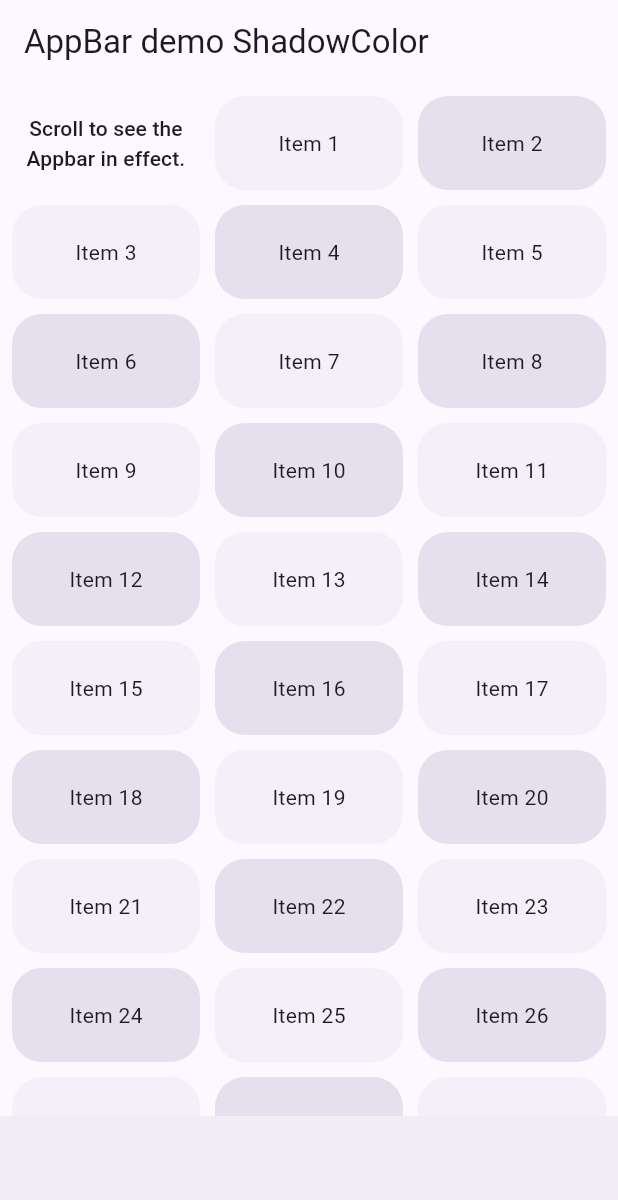
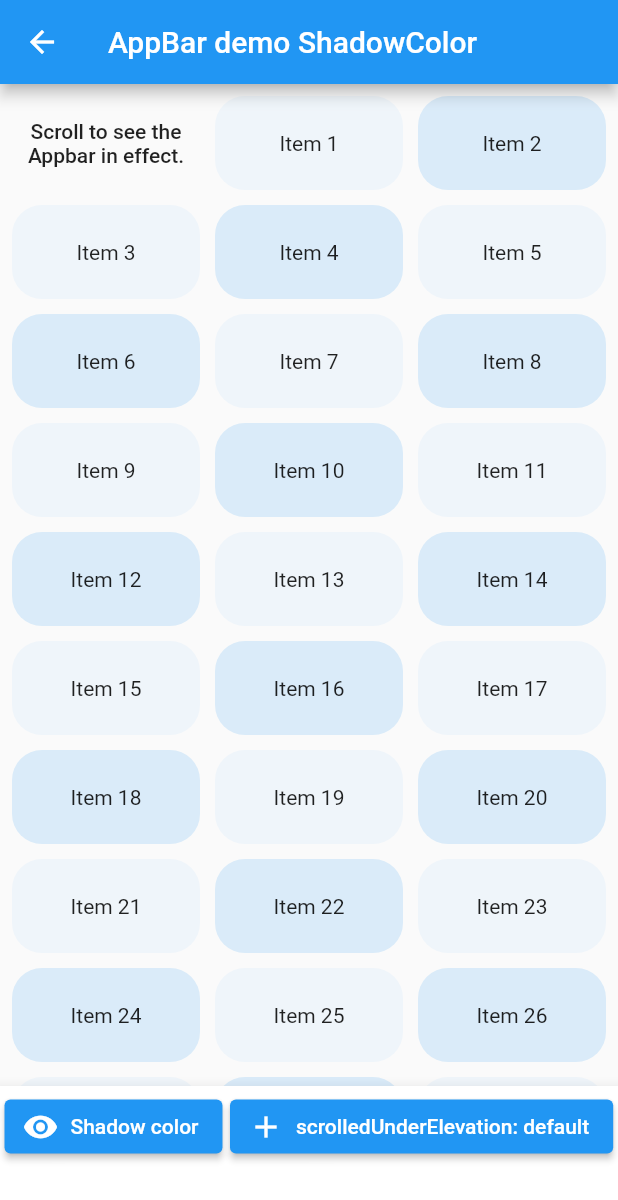
Before and after one commit to khanh-kk/Flutter_AppBar, a Flutter app: the MyAppBar2 screen opened directly, on a phone screen of 412 x 824 dp. Shown: the top 1200 px of the screen. Run offline on Flutter 3.47's test engine with Material 2 defaults, Android fonts, the phone set to English and light mode, and no system bars.

```diff
--- a/lib/app_bar_ex2.dart
+++ b/lib/app_bar_ex2.dart
@@ -16,9 +16,9 @@ class _MyAppBar2State extends State<MyAppBar2> {
   double? _scrolledUnderElevator;
   @override
   Widget build(BuildContext context) {
-    final ColorScheme _colorScheme = Theme.of(context).colorScheme;
-    final Color _oddItemColor = _colorScheme.primary.withOpacity(0.05);
-    final Color _evenItemColor = _colorScheme.primary.withOpacity(0.15);
+    final ColorScheme colorScheme = Theme.of(context).colorScheme;
+    final Color oddItemColor = colorScheme.primary.withOpacity(0.05);
+    final Color evenItemColor = colorScheme.primary.withOpacity(0.15);
 
     return Scaffold(
       appBar: AppBar(
@@ -50,14 +50,53 @@ class _MyAppBar2State extends State<MyAppBar2> {
             alignment: Alignment.center,
             decoration: BoxDecoration(
               borderRadius: BorderRadius.circular(20.0),
-              color: _items[index].isOdd ? _oddItemColor : _evenItemColor,
+              color: _items[index].isOdd ? oddItemColor : evenItemColor,
             ),
             child: Text('Item $index'),
           );
         },
       ),
       bottomNavigationBar: BottomAppBar(
-        child: OverflowBar(),
+        height: 100,
+        child: Padding(
+          padding: const EdgeInsets.all(3.0),
+          child: OverflowBar(
+            overflowAlignment: OverflowBarAlignment.center,
+            // alignment: MainAxisAlignment.center,
+            overflowSpacing: 5.0,
+            children: [
+              ElevatedButton.icon(
+                onPressed: () {
+                  setState(() {
+                    _shadowColor = !_shadowColor;
+                  });
+                },
+                icon: Icon(
+                    _shadowColor ? Icons.visibility_off : Icons.visibility),
+                label: const Text('Shadow color'),
+              ),
+              const SizedBox(
+                width: 5.0,
+              ),
+              ElevatedButton.icon(
+                onPressed: () {
+                  if (_scrolledUnderElevator == null) {
+                    setState(() {
+                      _scrolledUnderElevator = 4.0;
+                    });
+                  } else {
+                    setState(() {
+                      _scrolledUnderElevator = _scrolledUnderElevator! + 1.0;
+                    });
+                  }
+                },
+                icon: const Icon(Icons.add),
+                label: Text(
+                    'scrolledUnderElevation: ${_scrolledUnderElevator ?? 'default'}'),
+              )
+            ],
+          ),
+        ),
       ),
     );
   }
```
Also changed, not shown: lib/appBar_textButton_action.dart (added, +29 -0 lines), lib/main.dart (+8 -8 lines).
